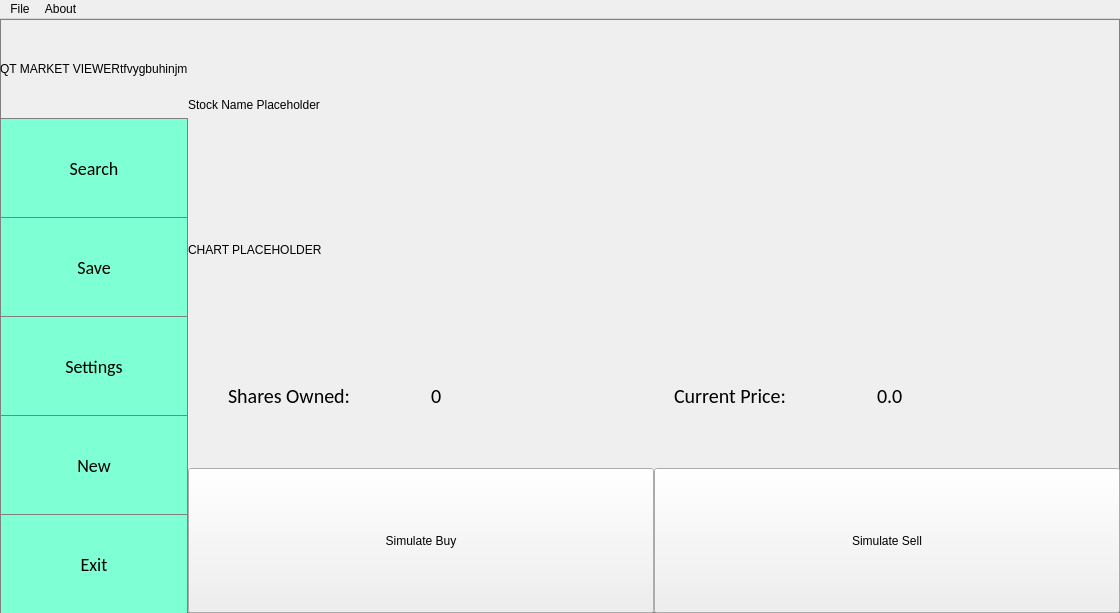
First picture: the form in MarketGame/mainwindow.ui, repository plagentile/Market_Game, before the edit.
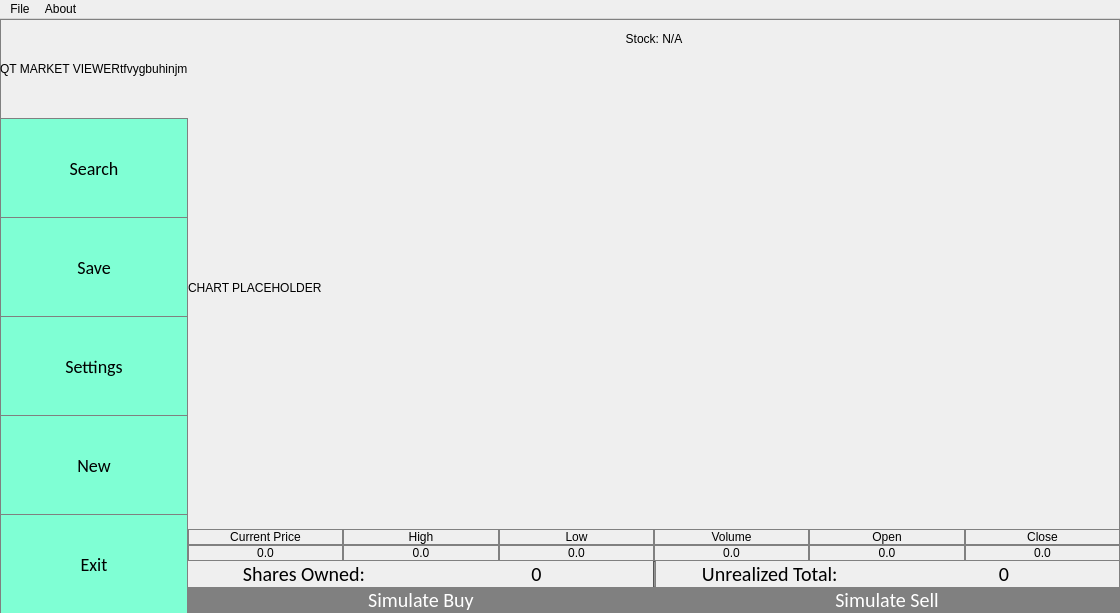
Second picture: the form after the edit.

Patch:
```diff
--- a/MarketGame/mainwindow.ui
+++ b/MarketGame/mainwindow.ui
@@ -46,7 +46,7 @@
 	sharesAndCurrentPriceHorizontalLayout
 */
 
-#staticCurrentPriceLabel, #dynamicCurrentPriceLabel, #staticSharesOwnedLabel, #dynamicSharesOwnedLabel
+#staticUnrealizedTotalLabel, #dynamicUnrealizedTotalLabel, #staticSharesOwnedLabel, #dynamicSharesOwnedLabel
 {
 	font-size:20px;
 	font-family: Calibri;
@@ -54,6 +54,37 @@
 	font-weight: 400;
 }
 
+/*
+	Buy and Sell Buttons
+*/
+#buyButton, #sellButton
+{
+	border: 1px solid gray;
+	border-bottom: none;
+	border-top:none;
+	color: white;
+	background-color: Grey;
+	font-size:20px;
+	font-family: Calibri;
+}
+
+
+#buyButton:hover
+{
+	background-color:white;
+	color:black;
+}
+
+#staticCurrentPriceLabel, #staticHighPriceLabel, #staticLowPriceLabel, #staticVolumeLabel, #staticOpenPriceLabel, #staticClosePriceLabel,
+#dynamicCurrentPriceLabel, #dynamicHighPriceLabel, #dynamicLowPriceLabel, #dynamicVolumeLabel, #dynamicOpenPriceLabel, #dynamicClosePriceLabel
+{
+	border: 1px solid gray;
+}
+
+#positionVerticleSeperator
+{
+	background-color: gray;
+}
 </string>
   </property>
   <widget class="QWidget" name="centralwidget">
@@ -184,7 +215,7 @@
          <enum>Qt::Horizontal</enum>
         </property>
         <property name="sizeType">
-         <enum>QSizePolicy::Expanding</enum>
+         <enum>QSizePolicy::MinimumExpanding</enum>
         </property>
         <property name="sizeHint" stdset="0">
          <size>
@@ -196,39 +227,195 @@
       </item>
       <item>
        <widget class="QLabel" name="stockNameLabel">
+        <property name="sizePolicy">
+         <sizepolicy hsizetype="Minimum" vsizetype="Minimum">
+          <horstretch>0</horstretch>
+          <verstretch>0</verstretch>
+         </sizepolicy>
+        </property>
         <property name="text">
-         <string>Stock Name Placeholder</string>
+         <string>Stock: N/A</string>
+        </property>
+        <property name="alignment">
+         <set>Qt::AlignCenter</set>
         </property>
        </widget>
       </item>
       <item>
        <widget class="QLabel" name="chartPlaceHolderLabel">
+        <property name="sizePolicy">
+         <sizepolicy hsizetype="Preferred" vsizetype="MinimumExpanding">
+          <horstretch>0</horstretch>
+          <verstretch>0</verstretch>
+         </sizepolicy>
+        </property>
         <property name="text">
          <string>CHART PLACEHOLDER</string>
         </property>
        </widget>
       </item>
+      <item>
+       <layout class="QVBoxLayout" name="stockInfoVerticalLayout">
+        <property name="spacing">
+         <number>0</number>
+        </property>
+        <item>
+         <layout class="QHBoxLayout" name="staticStockInfoHorizontalLayout">
+          <property name="spacing">
+           <number>0</number>
+          </property>
+          <item>
+           <widget class="QLabel" name="staticCurrentPriceLabel">
+            <property name="sizePolicy">
+             <sizepolicy hsizetype="Preferred" vsizetype="Preferred">
+              <horstretch>0</horstretch>
+              <verstretch>0</verstretch>
+             </sizepolicy>
+            </property>
+            <property name="font">
+             <font>
+              <stylestrategy>PreferDefault</stylestrategy>
+             </font>
+            </property>
+            <property name="text">
+             <string>Current Price</string>
+            </property>
+            <property name="alignment">
+             <set>Qt::AlignCenter</set>
+            </property>
+           </widget>
+          </item>
+          <item>
+           <widget class="QLabel" name="staticHighPriceLabel">
+            <property name="font">
+             <font>
+              <stylestrategy>PreferDefault</stylestrategy>
+             </font>
+            </property>
+            <property name="text">
+             <string>High</string>
+            </property>
+            <property name="alignment">
+             <set>Qt::AlignCenter</set>
+            </property>
+           </widget>
+          </item>
+          <item>
+           <widget class="QLabel" name="staticLowPriceLabel">
+            <property name="text">
+             <string>Low</string>
+            </property>
+            <property name="alignment">
+             <set>Qt::AlignCenter</set>
+            </property>
+           </widget>
+          </item>
+          <item>
+           <widget class="QLabel" name="staticVolumeLabel">
+            <property name="text">
+             <string>Volume</string>
+            </property>
+            <property name="alignment">
+             <set>Qt::AlignCenter</set>
+            </property>
+           </widget>
+          </item>
+          <item>
+           <widget class="QLabel" name="staticOpenPriceLabel">
+            <property name="text">
+             <string>Open</string>
+            </property>
+            <property name="alignment">
+             <set>Qt::AlignCenter</set>
+            </property>
+           </widget>
+          </item>
+          <item>
+           <widget class="QLabel" name="staticClosePriceLabel">
+            <property name="text">
+             <string>Close</string>
+            </property>
+            <property name="alignment">
+             <set>Qt::AlignCenter</set>
+            </property>
+           </widget>
+          </item>
+         </layout>
+        </item>
+        <item>
+         <layout class="QHBoxLayout" name="dynamicStockInfoHorizontalLayout">
+          <property name="spacing">
+           <number>0</number>
+          </property>
+          <item>
+           <widget class="QLabel" name="dynamicCurrentPriceLabel">
+            <property name="text">
+             <string>0.0</string>
+            </property>
+            <property name="alignment">
+             <set>Qt::AlignCenter</set>
+            </property>
+           </widget>
+          </item>
+          <item>
+           <widget class="QLabel" name="dynamicHighPriceLabel">
+            <property name="text">
+             <string>0.0</string>
+            </property>
+            <property name="alignment">
+             <set>Qt::AlignCenter</set>
+            </property>
+           </widget>
+          </item>
+          <item>
+           <widget class="QLabel" name="dynamicLowPriceLabel">
+            <property name="text">
+             <string>0.0</string>
+            </property>
+            <property name="alignment">
+             <set>Qt::AlignCenter</set>
+            </property>
+           </widget>
+          </item>
+          <item>
+           <widget class="QLabel" name="dynamicVolumeLabel">
+            <property name="text">
+             <string>0.0</string>
+            </property>
+            <property name="alignment">
+             <set>Qt::AlignCenter</set>
+            </property>
+           </widget>
+          </item>
+          <item>
+           <widget class="QLabel" name="dynamicOpenPriceLabel">
+            <property name="text">
+             <string>0.0</string>
+            </property>
+            <property name="alignment">
+             <set>Qt::AlignCenter</set>
+            </property>
+           </widget>
+          </item>
+          <item>
+           <widget class="QLabel" name="dynamicClosePriceLabel">
+            <property name="text">
+             <string>0.0</string>
+            </property>
+            <property name="alignment">
+             <set>Qt::AlignCenter</set>
+            </property>
+           </widget>
+          </item>
+         </layout>
+        </item>
+       </layout>
+      </item>
       <item>
        <layout class="QHBoxLayout" name="sharesAndCurrentPriceHorizontalLayout">
         <property name="spacing">
          <number>0</number>
         </property>
-        <item>
-         <spacer name="horizontalSpacer">
-          <property name="orientation">
-           <enum>Qt::Horizontal</enum>
-          </property>
-          <property name="sizeType">
-           <enum>QSizePolicy::Minimum</enum>
-          </property>
-          <property name="sizeHint" stdset="0">
-           <size>
-            <width>40</width>
-            <height>20</height>
-           </size>
-          </property>
-         </spacer>
-        </item>
         <item>
          <widget class="QLabel" name="staticSharesOwnedLabel">
           <property name="sizePolicy">
@@ -250,6 +437,9 @@
           <property name="text">
            <string>Shares Owned:</string>
           </property>
+          <property name="alignment">
+           <set>Qt::AlignCenter</set>
+          </property>
          </widget>
         </item>
         <item>
@@ -263,26 +453,20 @@
           <property name="text">
            <string>0</string>
           </property>
+          <property name="alignment">
+           <set>Qt::AlignCenter</set>
+          </property>
          </widget>
         </item>
         <item>
-         <spacer name="horizontalSpacer_2">
+         <widget class="Line" name="positionVerticleSeperator">
           <property name="orientation">
-           <enum>Qt::Horizontal</enum>
+           <enum>Qt::Vertical</enum>
           </property>
-          <property name="sizeType">
-           <enum>QSizePolicy::Minimum</enum>
-          </property>
-          <property name="sizeHint" stdset="0">
-           <size>
-            <width>40</width>
-            <height>20</height>
-           </size>
-          </property>
-         </spacer>
+         </widget>
         </item>
         <item>
-         <widget class="QLabel" name="staticCurrentPriceLabel">
+         <widget class="QLabel" name="staticUnrealizedTotalLabel">
           <property name="sizePolicy">
            <sizepolicy hsizetype="Preferred" vsizetype="Preferred">
             <horstretch>0</horstretch>
@@ -290,12 +474,15 @@
            </sizepolicy>
           </property>
           <property name="text">
-           <string>Current Price:</string>
+           <string>Unrealized Total: </string>
+          </property>
+          <property name="alignment">
+           <set>Qt::AlignCenter</set>
           </property>
          </widget>
         </item>
         <item>
-         <widget class="QLabel" name="dynamicCurrentPriceLabel">
+         <widget class="QLabel" name="dynamicUnrealizedTotalLabel">
           <property name="sizePolicy">
            <sizepolicy hsizetype="Preferred" vsizetype="Preferred">
             <horstretch>0</horstretch>
@@ -312,26 +499,13 @@
            </font>
           </property>
           <property name="text">
-           <string>0.0</string>
+           <string>0</string>
+          </property>
+          <property name="alignment">
+           <set>Qt::AlignCenter</set>
           </property>
          </widget>
         </item>
-        <item>
-         <spacer name="horizontalSpacer_3">
-          <property name="orientation">
-           <enum>Qt::Horizontal</enum>
-          </property>
-          <property name="sizeType">
-           <enum>QSizePolicy::Minimum</enum>
-          </property>
-          <property name="sizeHint" stdset="0">
-           <size>
-            <width>40</width>
-            <height>20</height>
-           </size>
-          </property>
-         </spacer>
-        </item>
        </layout>
       </item>
       <item>
@@ -343,7 +517,7 @@
          <enum>QLayout::SetNoConstraint</enum>
         </property>
         <item>
-         <widget class="QPushButton" name="sellButton">
+         <widget class="QPushButton" name="buyButton">
           <property name="sizePolicy">
            <sizepolicy hsizetype="Minimum" vsizetype="Minimum">
             <horstretch>0</horstretch>
@@ -356,7 +530,7 @@
          </widget>
         </item>
         <item>
-         <widget class="QPushButton" name="buyButton">
+         <widget class="QPushButton" name="sellButton">
           <property name="sizePolicy">
            <sizepolicy hsizetype="Minimum" vsizetype="Minimum">
             <horstretch>0</horstretch>
```
